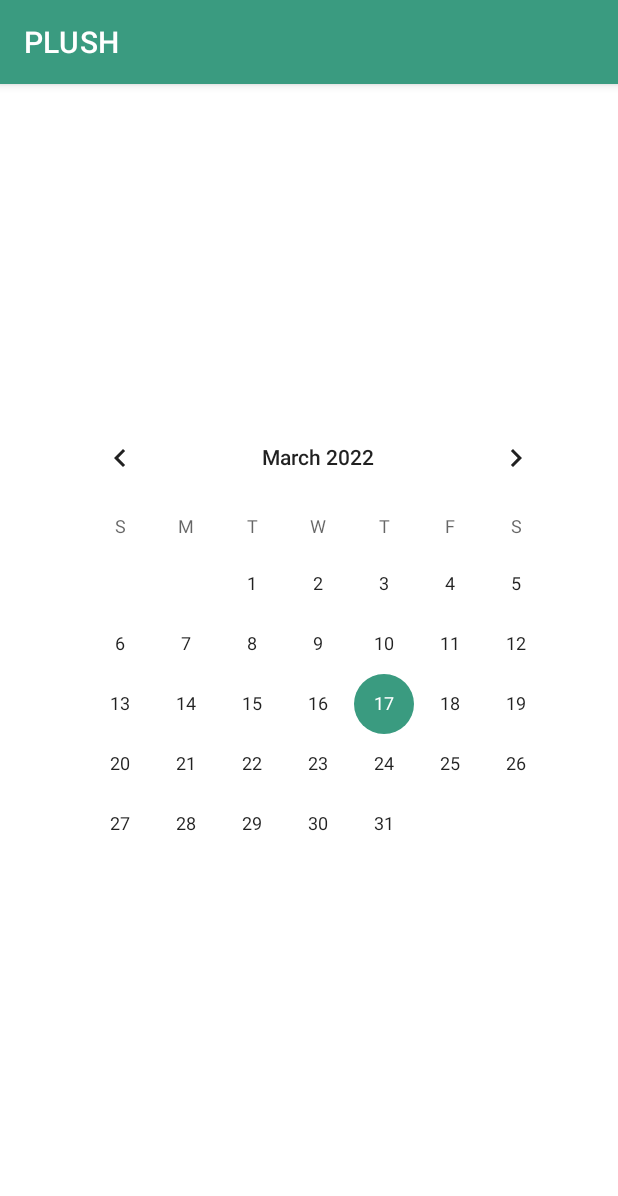
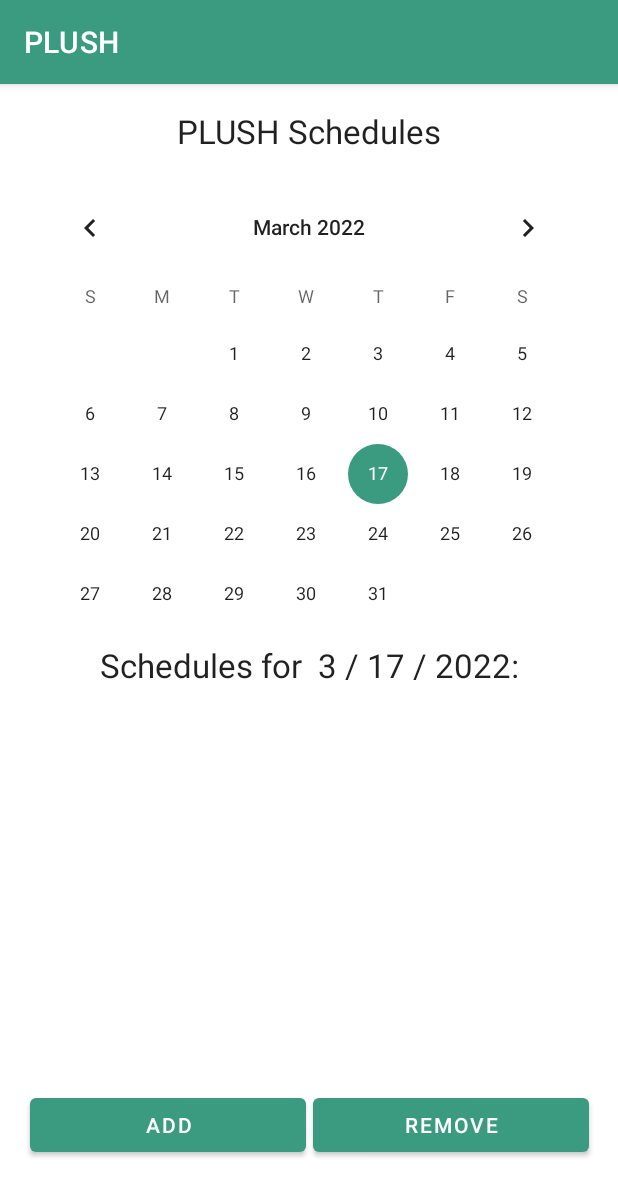
Before and after one commit to ameza2/CS-425-Captsone-PLUSH, an Android app: the StaffScheduleScreen screen opened directly, with no data from a screen before it, on a phone screen of 412 x 824 dp. Shown: the top 1196 px of the screen. Run offline under Robolectric (Android 15) with nearby library versions, the light colour scheme and no system bars; our stand-ins replace Volley.

Commit message:
Added scheduler screens
Working calendar and time picker buttons

```diff
--- a/PLUSHApp/app/build.gradle
+++ b/PLUSHApp/app/build.gradle
@@ -38,4 +38,5 @@ dependencies {
     testImplementation 'junit:junit:4.+'
     androidTestImplementation 'androidx.test.ext:junit:1.1.2'
     androidTestImplementation 'androidx.test.espresso:espresso-core:3.3.0'
+    implementation 'com.roomorama:caldroid:3.0.1'
 }
--- a/PLUSHApp/app/src/main/java/com/example/plush/StaffAddUnitScreen.java
+++ b/PLUSHApp/app/src/main/java/com/example/plush/StaffAddUnitScreen.java
@@ -4,7 +4,6 @@ package com.example.plush;
 // Libraries //
 import androidx.appcompat.app.AppCompatActivity;
 import com.example.plush.data.DataApplication;
-import com.example.plush.data.DataPlushUnit;
 
 import android.content.Intent;
 import android.os.Bundle;
@@ -29,7 +28,6 @@ import java.io.IOException;
 import java.io.OutputStream;
 import java.nio.charset.StandardCharsets;
 
-import android.util.Log;
 import android.widget.Toast;
 
 public class StaffAddUnitScreen extends AppCompatActivity { // StaffAddUnitScreen w/ action activities
@@ -49,7 +47,7 @@ public class StaffAddUnitScreen extends AppCompatActivity { // StaffAddUnitScree
 
         IDEditText = (EditText) findViewById(R.id.editUnitID);
         RoomEditText = (EditText) findViewById(R.id.editRoomNumber);
-        AddUnitButton = (Button) findViewById(R.id.buttonAddUnit);
+        AddUnitButton = (Button) findViewById(R.id.buttonAddSchedule);
         sexGroup = (RadioGroup) findViewById(R.id.radioGroup);
 
         int sexID = sexGroup.getCheckedRadioButtonId(); // fetch sex option from button input
--- a/PLUSHApp/app/src/main/java/com/example/plush/StaffScheduleScreen.java
+++ b/PLUSHApp/app/src/main/java/com/example/plush/StaffScheduleScreen.java
@@ -2,15 +2,71 @@
 package com.example.plush;
 
 // Libraries //
+import android.content.Intent;
 import android.os.Bundle;
 import androidx.appcompat.app.AppCompatActivity;
 
+import android.view.View;
+import android.widget.Button;
+import android.widget.CalendarView;
+import android.widget.TextView;
+import java.text.SimpleDateFormat;
+import java.util.Calendar;
+
+
 public class StaffScheduleScreen extends AppCompatActivity { // StaffScheduleScreen w/ action activities
 
-    /* Initialize Page Activity (Staff Schedule Screen) */
+    Calendar c = Calendar.getInstance();
+    SimpleDateFormat date = new SimpleDateFormat("M / d / yyyy");
+    String currDate = date.format(c.getTime());
+
+    CalendarView calendarView;
+    TextView dateDisplay;
+    Button AddButton;
+    Button RemoveButton;
+
+
     @Override
     protected void onCreate(Bundle savedInstanceState) {
         super.onCreate(savedInstanceState);
         setContentView(R.layout.activity_staff_schedule_screen);
+
+        calendarView = (CalendarView) findViewById(R.id.calendarView);
+        dateDisplay = (TextView) findViewById(R.id.date_display);
+        dateDisplay.setText("Schedules for  " + currDate + ":");
+
+        calendarView.setOnDateChangeListener(new CalendarView.OnDateChangeListener() {
+            @Override
+            public void onSelectedDayChange(CalendarView calendarView, int i, int i1, int i2) {
+                String newDate = "" + (i1 + 1) + " / " + i2 + " / " + i;
+                dateDisplay.setText("Schedules for  " + newDate + ":");
+
+                //Toast.makeText(getApplicationContext(), "Selected Date:\n" + "Day = " + i2 + "\n" + "Month = " + i1 + "\n" + "Year = " + i, Toast.LENGTH_LONG).show();
+            }
+        });
+
+        AddButton = (Button)findViewById(R.id.addButton);
+        AddButton.setOnClickListener(new View.OnClickListener(){
+            public void onClick(View v){
+                Intent intent = new Intent(StaffScheduleScreen.this, StaffAddScheduleScreen.class);
+                startActivity(intent);
+            }
+        });
+
+        RemoveButton = (Button)findViewById(R.id.removeButton);
+        RemoveButton.setOnClickListener(new View.OnClickListener(){
+            public void onClick(View v){
+                Intent intent = new Intent(StaffScheduleScreen.this, StaffRemoveScheduleScreen.class);
+                startActivity(intent);
+            }
+        });
+
+        //Check currentdate with schedules
+
+        //if currentdate == scheduledate check time
+
+        //if currenttime == scheduletime send ping to arduino
     }
+
+
 }
--- a/PLUSHApp/app/src/main/res/layout/activity_staff_schedule_screen.xml
+++ b/PLUSHApp/app/src/main/res/layout/activity_staff_schedule_screen.xml
@@ -1,29 +1,95 @@
 <?xml version="1.0" encoding="utf-8"?>
-
-<!-- CREATED BY ANDROID STUDIO -->
-
 <androidx.constraintlayout.widget.ConstraintLayout xmlns:android="http://schemas.android.com/apk/res/android"
     xmlns:app="http://schemas.android.com/apk/res-auto"
     xmlns:tools="http://schemas.android.com/tools"
-    android:layout_width="match_parent"
-    android:layout_height="match_parent">
-
-    <androidx.constraintlayout.widget.ConstraintLayout
+    android:id="@+id/linearLayout4"
     android:layout_width="match_parent"
     android:layout_height="match_parent"
-        android:background="#00F8F8F8"
-        tools:context=".MusicSelectionScreen"
-        tools:layout_editor_absoluteX="0dp"
-        tools:layout_editor_absoluteY="0dp">
+    android:layout_margin="16dp"
+    android:scrollbars="vertical">
+
+    <TextView
+        android:id="@+id/textView8"
+        android:layout_width="0dp"
+        android:layout_height="wrap_content"
+        android:layout_marginBottom="16dp"
+        android:gravity="center"
+        android:text="PLUSH Schedules"
+        android:textAppearance="?android:attr/textAppearanceLarge"
+        app:layout_constraintBottom_toTopOf="@+id/calendarView"
+        app:layout_constraintEnd_toEndOf="parent"
+        app:layout_constraintStart_toStartOf="parent"
+        app:layout_constraintTop_toTopOf="parent" />
 
     <CalendarView
         android:id="@+id/calendarView"
+        android:layout_width="0dp"
+        android:layout_height="0dp"
+        android:layout_marginTop="46dp"
+        android:layout_marginBottom="353dp"
+        app:layout_constraintBottom_toBottomOf="parent"
+        app:layout_constraintEnd_toEndOf="parent"
+        app:layout_constraintStart_toStartOf="parent"
+        app:layout_constraintTop_toTopOf="parent" />
+
+    <TextView
+        android:id="@+id/date_display"
         android:layout_width="wrap_content"
         android:layout_height="wrap_content"
-            android:layout_marginEnd="26dp"
+        android:layout_marginTop="338dp"
+        android:layout_marginBottom="332dp"
+        android:textAppearance="?android:attr/textAppearanceLarge"
         app:layout_constraintBottom_toBottomOf="parent"
         app:layout_constraintEnd_toEndOf="parent"
+        app:layout_constraintHorizontal_bias="0.506"
+        app:layout_constraintStart_toStartOf="parent"
         app:layout_constraintTop_toTopOf="parent" />
-    </androidx.constraintlayout.widget.ConstraintLayout>
+
+    <Button
+        android:id="@+id/removeButton"
+        android:layout_width="184dp"
+        android:layout_height="48dp"
+        android:layout_marginStart="192dp"
+        android:layout_marginTop="635dp"
+        android:layout_marginEnd="3dp"
+        android:layout_marginBottom="16dp"
+        android:text="REMOVE"
+        app:layout_constraintBottom_toBottomOf="parent"
+        app:layout_constraintEnd_toEndOf="parent"
+        app:layout_constraintStart_toStartOf="parent"
+        app:layout_constraintTop_toTopOf="parent" />
+
+    <Button
+        android:id="@+id/addButton"
+        android:layout_width="184dp"
+        android:layout_height="48dp"
+        android:layout_marginStart="3dp"
+        android:layout_marginTop="635dp"
+        android:layout_marginEnd="192dp"
+        android:layout_marginBottom="16dp"
+        android:text="ADD"
+        app:layout_constraintBottom_toBottomOf="parent"
+        app:layout_constraintEnd_toEndOf="parent"
+        app:layout_constraintStart_toStartOf="parent"
+        app:layout_constraintTop_toTopOf="parent" />
+
+    <ScrollView
+        android:layout_width="377dp"
+        android:layout_height="287dp"
+        android:layout_marginStart="1dp"
+        android:layout_marginTop="347dp"
+        android:layout_marginEnd="1dp"
+        android:layout_marginBottom="65dp"
+        app:layout_constraintBottom_toBottomOf="parent"
+        app:layout_constraintEnd_toEndOf="parent"
+        app:layout_constraintStart_toStartOf="parent"
+        app:layout_constraintTop_toTopOf="parent">
+
+        <LinearLayout
+            android:layout_width="match_parent"
+            android:layout_height="wrap_content"
+            android:orientation="vertical" />
+    </ScrollView>
+
 
 </androidx.constraintlayout.widget.ConstraintLayout>
```
Also changed, not shown: PLUSHApp/app/src/main/AndroidManifest.xml (+10 -2 lines), PLUSHApp/app/src/main/assets/userdatabase.json (+10 -1 lines), PLUSHApp/app/src/main/java/com/example/plush/StaffAddScheduleScreen.java (added, +253 -0 lines), PLUSHApp/app/src/main/java/com/example/plush/StaffRemoveScheduleScreen.java (added, +14 -0 lines), PLUSHApp/app/src/main/java/com/example/plush/data/DataApplication.java (+6 -1 lines), PLUSHApp/app/src/main/java/com/example/plush/data/DataPlushUnit.java (+11 -1 lines), PLUSHApp/app/src/main/res/layout/activity_staff_add_schedule_screen.xml (added, +137 -0 lines), PLUSHApp/app/src/main/res/layout/activity_staff_add_unit_screen.xml (+4 -4 lines), PLUSHApp/app/src/main/res/layout/activity_staff_remove_schedule_screen.xml (added, +9 -0 lines). Lines whose indentation alone changed are shown as unchanged.
